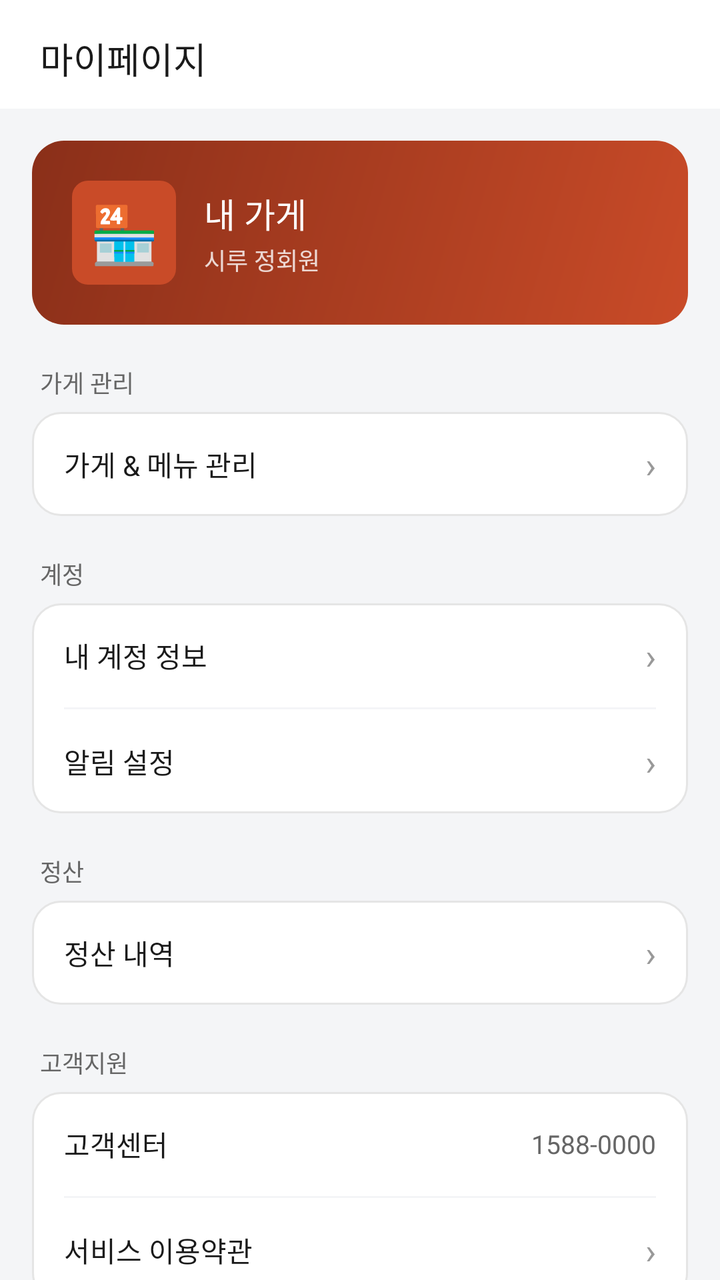
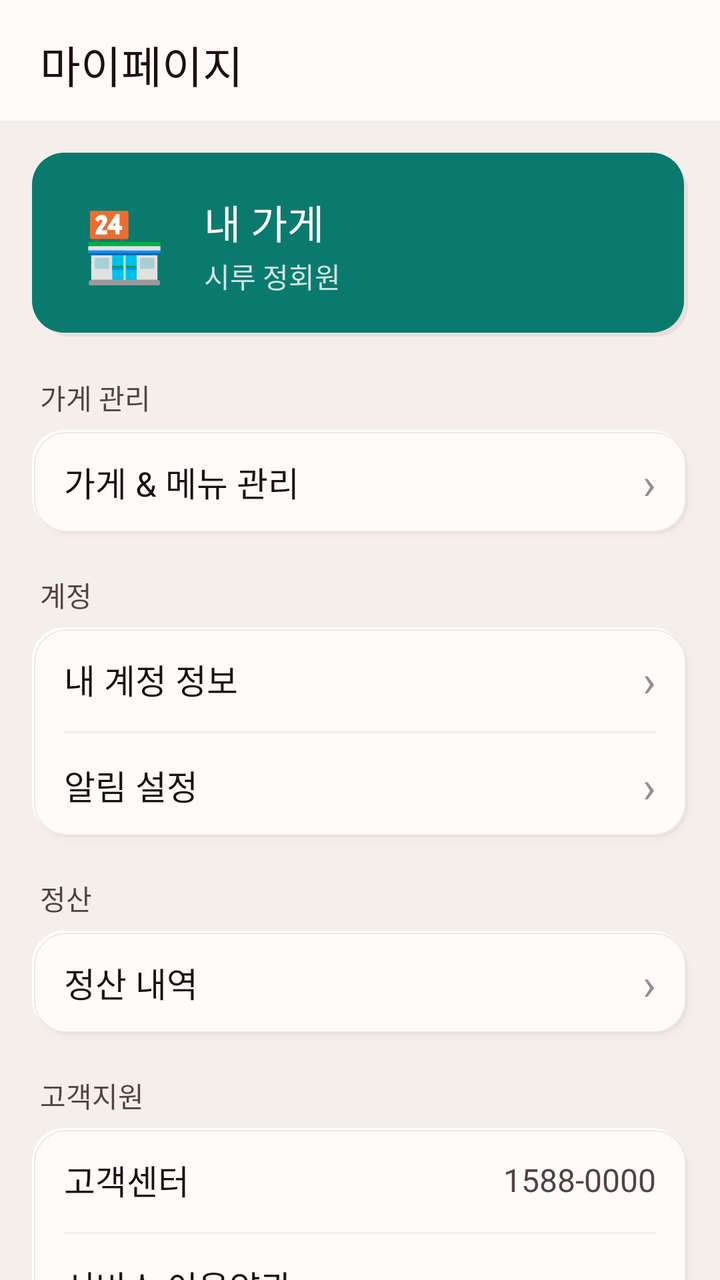

An Android layout rendered at two revisions. The XML below is the earlier revision; the diff shows what the commit changed to produce the second picture.
<!-- AndroidManifest.xml: application theme Theme.Deuktemsiru_seller -->
<!-- res/layout/fragment_my_page.xml -->
<?xml version="1.0" encoding="utf-8"?>

<androidx.core.widget.NestedScrollView
    xmlns:android="http://schemas.android.com/apk/res/android"
    android:layout_width="match_parent"
    android:layout_height="match_parent"
    android:background="@color/surface">

    <LinearLayout
        android:layout_width="match_parent"
        android:layout_height="wrap_content"
        android:orientation="vertical"
        android:paddingBottom="32dp">

        
        <LinearLayout
            android:layout_width="match_parent"
            android:layout_height="wrap_content"
            android:orientation="horizontal"
            android:gravity="center_vertical"
            android:background="@color/white"
            android:paddingHorizontal="20dp"
            android:paddingTop="16dp"
            android:paddingBottom="12dp">

            <TextView
                android:layout_width="0dp"
                android:layout_height="wrap_content"
                android:layout_weight="1"
                android:text="마이페이지"
                android:textSize="18sp"
                android:textColor="@color/text"
                android:fontFamily="sans-serif-medium" />

        </LinearLayout>

        
        <LinearLayout
            android:layout_width="match_parent"
            android:layout_height="wrap_content"
            android:orientation="horizontal"
            android:gravity="center_vertical"
            android:background="@drawable/bg_gradient_primary_card"
            android:padding="20dp"
            android:layout_marginHorizontal="16dp"
            android:layout_marginTop="16dp">

            <TextView
                android:id="@+id/tv_store_emoji"
                android:layout_width="52dp"
                android:layout_height="52dp"
                android:gravity="center"
                android:text="🏪"
                android:textSize="28sp"
                android:background="@drawable/bg_rounded_primary" />

            <LinearLayout
                android:layout_width="0dp"
                android:layout_height="wrap_content"
                android:layout_weight="1"
                android:layout_marginStart="14dp"
                android:orientation="vertical">

                <TextView
                    android:id="@+id/tv_store_name"
                    android:layout_width="wrap_content"
                    android:layout_height="wrap_content"
                    android:text="내 가게"
                    android:textSize="17sp"
                    android:textColor="@color/white"
                    android:fontFamily="sans-serif-medium" />

                <TextView
                    android:id="@+id/tv_member_status"
                    android:layout_width="wrap_content"
                    android:layout_height="wrap_content"
                    android:layout_marginTop="2dp"
                    android:text="시루 정회원"
                    android:textSize="12sp"
                    android:textColor="#CCFFFFFF" />

            </LinearLayout>

        </LinearLayout>

        
        <TextView
            android:layout_width="wrap_content"
            android:layout_height="wrap_content"
            android:text="가게 관리"
            android:textSize="12sp"
            android:textColor="@color/text_sub"
            android:layout_marginHorizontal="20dp"
            android:layout_marginTop="20dp"
            android:layout_marginBottom="6dp" />

        <LinearLayout
            android:layout_width="match_parent"
            android:layout_height="wrap_content"
            android:orientation="vertical"
            android:background="@drawable/bg_card_white"
            android:layout_marginHorizontal="16dp">

            <LinearLayout
                android:id="@+id/item_store_info"
                android:layout_width="match_parent"
                android:layout_height="52dp"
                android:orientation="horizontal"
                android:gravity="center_vertical"
                android:paddingHorizontal="16dp"
                android:clickable="true"
                android:focusable="true">

                <TextView
                    android:layout_width="0dp"
                    android:layout_height="wrap_content"
                    android:layout_weight="1"
                    android:text="가게 &amp; 메뉴 관리"
                    android:textSize="14sp"
                    android:textColor="@color/text" />

                <TextView
                    android:layout_width="wrap_content"
                    android:layout_height="wrap_content"
                    android:text="›"
                    android:textSize="18sp"
                    android:textColor="@color/text_muted" />

            </LinearLayout>

        </LinearLayout>

        
        <TextView
            android:layout_width="wrap_content"
            android:layout_height="wrap_content"
            android:text="계정"
            android:textSize="12sp"
            android:textColor="@color/text_sub"
            android:layout_marginHorizontal="20dp"
            android:layout_marginTop="20dp"
            android:layout_marginBottom="6dp" />

        <LinearLayout
            android:layout_width="match_parent"
            android:layout_height="wrap_content"
            android:orientation="vertical"
            android:background="@drawable/bg_card_white"
            android:layout_marginHorizontal="16dp">

            <LinearLayout
                android:id="@+id/item_account_info"
                android:layout_width="match_parent"
                android:layout_height="52dp"
                android:orientation="horizontal"
                android:gravity="center_vertical"
                android:paddingHorizontal="16dp"
                android:clickable="true"
                android:focusable="true">

                <TextView
                    android:layout_width="0dp"
                    android:layout_height="wrap_content"
                    android:layout_weight="1"
                    android:text="내 계정 정보"
                    android:textSize="14sp"
                    android:textColor="@color/text" />

                <TextView
                    android:layout_width="wrap_content"
                    android:layout_height="wrap_content"
                    android:text="›"
                    android:textSize="18sp"
                    android:textColor="@color/text_muted" />

            </LinearLayout>

            <View
                android:layout_width="match_parent"
                android:layout_height="1dp"
                android:background="@color/surface"
                android:layout_marginHorizontal="16dp" />

            <LinearLayout
                android:id="@+id/item_notification"
                android:layout_width="match_parent"
                android:layout_height="52dp"
                android:orientation="horizontal"
                android:gravity="center_vertical"
                android:paddingHorizontal="16dp"
                android:clickable="true"
                android:focusable="true">

                <TextView
                    android:layout_width="0dp"
                    android:layout_height="wrap_content"
                    android:layout_weight="1"
                    android:text="알림 설정"
                    android:textSize="14sp"
                    android:textColor="@color/text" />

                <TextView
                    android:layout_width="wrap_content"
                    android:layout_height="wrap_content"
                    android:text="›"
                    android:textSize="18sp"
                    android:textColor="@color/text_muted" />

            </LinearLayout>

        </LinearLayout>

        
        <TextView
            android:layout_width="wrap_content"
            android:layout_height="wrap_content"
            android:text="정산"
            android:textSize="12sp"
            android:textColor="@color/text_sub"
            android:layout_marginHorizontal="20dp"
            android:layout_marginTop="20dp"
            android:layout_marginBottom="6dp" />

        <LinearLayout
            android:layout_width="match_parent"
            android:layout_height="wrap_content"
            android:orientation="vertical"
            android:background="@drawable/bg_card_white"
            android:layout_marginHorizontal="16dp">

            <LinearLayout
                android:id="@+id/item_settlement"
                android:layout_width="match_parent"
                android:layout_height="52dp"
                android:orientation="horizontal"
                android:gravity="center_vertical"
                android:paddingHorizontal="16dp"
                android:clickable="true"
                android:focusable="true">

                <TextView
                    android:layout_width="0dp"
                    android:layout_height="wrap_content"
                    android:layout_weight="1"
                    android:text="정산 내역"
                    android:textSize="14sp"
                    android:textColor="@color/text" />

                <TextView
                    android:layout_width="wrap_content"
                    android:layout_height="wrap_content"
                    android:text="›"
                    android:textSize="18sp"
                    android:textColor="@color/text_muted" />

            </LinearLayout>

        </LinearLayout>

        
        <TextView
            android:layout_width="wrap_content"
            android:layout_height="wrap_content"
            android:text="고객지원"
            android:textSize="12sp"
            android:textColor="@color/text_sub"
            android:layout_marginHorizontal="20dp"
            android:layout_marginTop="20dp"
            android:layout_marginBottom="6dp" />

        <LinearLayout
            android:layout_width="match_parent"
            android:layout_height="wrap_content"
            android:orientation="vertical"
            android:background="@drawable/bg_card_white"
            android:layout_marginHorizontal="16dp">

            <LinearLayout
                android:id="@+id/item_customer_service"
                android:layout_width="match_parent"
                android:layout_height="52dp"
                android:orientation="horizontal"
                android:gravity="center_vertical"
                android:paddingHorizontal="16dp"
                android:clickable="true"
                android:focusable="true">

                <TextView
                    android:layout_width="0dp"
                    android:layout_height="wrap_content"
                    android:layout_weight="1"
                    android:text="고객센터"
                    android:textSize="14sp"
                    android:textColor="@color/text" />

                <TextView
                    android:layout_width="wrap_content"
                    android:layout_height="wrap_content"
                    android:text="1588-0000"
                    android:textSize="13sp"
                    android:textColor="@color/text_sub" />

            </LinearLayout>

            <View
                android:layout_width="match_parent"
                android:layout_height="1dp"
                android:background="@color/surface"
                android:layout_marginHorizontal="16dp" />

            <LinearLayout
                android:id="@+id/item_policy"
                android:layout_width="match_parent"
                android:layout_height="52dp"
                android:orientation="horizontal"
                android:gravity="center_vertical"
                android:paddingHorizontal="16dp"
                android:clickable="true"
                android:focusable="true">

                <TextView
                    android:layout_width="0dp"
                    android:layout_height="wrap_content"
                    android:layout_weight="1"
                    android:text="서비스 이용약관"
                    android:textSize="14sp"
                    android:textColor="@color/text" />

                <TextView
                    android:layout_width="wrap_content"
                    android:layout_height="wrap_content"
                    android:text="›"
                    android:textSize="18sp"
                    android:textColor="@color/text_muted" />

            </LinearLayout>

        </LinearLayout>

        
        <LinearLayout
            android:id="@+id/item_logout"
            android:layout_width="match_parent"
            android:layout_height="52dp"
            android:orientation="horizontal"
            android:gravity="center_vertical"
            android:background="@drawable/bg_card_white"
            android:paddingHorizontal="16dp"
            android:layout_marginHorizontal="16dp"
            android:layout_marginTop="20dp"
            android:clickable="true"
            android:focusable="true">

            <TextView
                android:layout_width="0dp"
                android:layout_height="wrap_content"
                android:layout_weight="1"
                android:text="로그아웃"
                android:textSize="14sp"
                android:textColor="@color/danger" />

        </LinearLayout>

        <TextView
            android:id="@+id/tv_version"
            android:layout_width="wrap_content"
            android:layout_height="wrap_content"
            android:layout_gravity="center_horizontal"
            android:layout_marginTop="24dp"
            android:text="득템시루 판매자 v1.0"
            android:textSize="11sp"
            android:textColor="@color/text_muted" />

    </LinearLayout>

</androidx.core.widget.NestedScrollView>
<!-- resources referenced by this layout -->
<resources>
  <color name="danger">#FFFF3B30</color>
  <color name="surface">#FFF4F5F7</color>
  <color name="text">#FF1A1A1A</color>
  <color name="text_muted">#FF999999</color>
  <color name="text_sub">#FF666666</color>
  <color name="white">#FFFFFFFF</color>
  <!-- drawable bg_card_white (drawable) -->
  <?xml version="1.0" encoding="utf-8"?>
  
  <shape xmlns:android="http://schemas.android.com/apk/res/android"
      android:shape="rectangle">
      <solid android:color="#FFFFFF" />
      <stroke android:width="1dp" android:color="#E5E5E5" />
      <corners android:radius="14dp" />
  </shape>
  <!-- drawable bg_gradient_primary_card (drawable) -->
  <?xml version="1.0" encoding="utf-8"?>
  
  <shape xmlns:android="http://schemas.android.com/apk/res/android"
      android:shape="rectangle">
      <gradient
          android:angle="135"
          android:startColor="@color/primary"
          android:endColor="@color/primary_dark"
          android:type="linear" />
      <corners android:radius="16dp" />
  </shape>
  <!-- drawable bg_rounded_primary (drawable) -->
  <?xml version="1.0" encoding="utf-8"?>
  
  <shape xmlns:android="http://schemas.android.com/apk/res/android"
      android:shape="rectangle">
      <solid android:color="@color/primary" />
      <corners android:radius="8dp" />
  </shape>
  <style name="Theme.Deuktemsiru_seller" parent="Base.Theme.Deuktemsiru_seller" />
  <color name="primary">#FFC94B28</color>
  <color name="primary_dark">#FF8A2F19</color>
  <style name="Base.Theme.Deuktemsiru_seller" parent="Theme.Material3.Light.NoActionBar">
          <item name="colorPrimary">@color/primary</item>
          <item name="colorPrimaryVariant">@color/primary_dark</item>
          <item name="colorOnPrimary">@color/white</item>
          <item name="colorSurface">@color/surface</item>
          <item name="android:colorBackground">@color/surface</item>
          <item name="android:fontFamily">sans-serif</item>
          <item name="bottomNavigationStyle">@style/Widget.App.BottomNav</item>
      </style>
  <style name="Widget.App.BottomNav" parent="Widget.Material3.BottomNavigationView">
          <item name="itemIconTint">@color/bottom_nav_color</item>
          <item name="itemTextColor">@color/bottom_nav_color</item>
          <item name="itemActiveIndicatorStyle">@style/Widget.App.ActiveIndicator</item>
      </style>
  <style name="Widget.App.ActiveIndicator" parent="Widget.Material3.BottomNavigationView.ActiveIndicator">
          <item name="android:color">@color/primary_light</item>
      </style>
  <color name="primary_light">#FFFFE7DE</color>
</resources>

<!-- the commit's change to res/layout/fragment_my_page.xml (unified diff, before → after) -->
@@ -18,7 +18,7 @@
             android:layout_height="wrap_content"
             android:orientation="horizontal"
             android:gravity="center_vertical"
-            android:background="@color/white"
+            android:background="@color/surface_alt"
             android:paddingHorizontal="20dp"
             android:paddingTop="16dp"
             android:paddingBottom="12dp">
@@ -28,7 +28,7 @@
                 android:layout_height="wrap_content"
                 android:layout_weight="1"
                 android:text="마이페이지"
-                android:textSize="18sp"
+                android:textSize="22sp"
                 android:textColor="@color/text"
                 android:fontFamily="sans-serif-medium" />
 
@@ -51,7 +51,7 @@
                 android:layout_height="52dp"
                 android:gravity="center"
                 android:text="🏪"
-                android:textSize="28sp"
+                android:textSize="34sp"
                 android:background="@drawable/bg_rounded_primary" />
 
             <LinearLayout
@@ -66,7 +66,7 @@
                     android:layout_width="wrap_content"
                     android:layout_height="wrap_content"
                     android:text="내 가게"
-                    android:textSize="17sp"
+                    android:textSize="20sp"
                     android:textColor="@color/white"
                     android:fontFamily="sans-serif-medium" />
 
@@ -76,7 +76,7 @@
                     android:layout_height="wrap_content"
                     android:layout_marginTop="2dp"
                     android:text="시루 정회원"
-                    android:textSize="12sp"
+                    android:textSize="14sp"
                     android:textColor="#CCFFFFFF" />
 
             </LinearLayout>
@@ -88,7 +88,7 @@
             android:layout_width="wrap_content"
             android:layout_height="wrap_content"
             android:text="가게 관리"
-            android:textSize="12sp"
+            android:textSize="14sp"
             android:textColor="@color/text_sub"
             android:layout_marginHorizontal="20dp"
             android:layout_marginTop="20dp"
@@ -99,6 +99,7 @@
             android:layout_height="wrap_content"
             android:orientation="vertical"
             android:background="@drawable/bg_card_white"
+    android:elevation="2dp"
             android:layout_marginHorizontal="16dp">
 
             <LinearLayout
@@ -116,14 +117,14 @@
                     android:layout_height="wrap_content"
                     android:layout_weight="1"
                     android:text="가게 &amp; 메뉴 관리"
-                    android:textSize="14sp"
-                    android:textColor="@color/text" />
-
-                <TextView
-                    android:layout_width="wrap_content"
-                    android:layout_height="wrap_content"
-                    android:text="›"
-                    android:textSize="18sp"
+                    android:textSize="17sp"
+                    android:textColor="@color/text" />
+
+                <TextView
+                    android:layout_width="wrap_content"
+                    android:layout_height="wrap_content"
+                    android:text="›"
+                    android:textSize="22sp"
                     android:textColor="@color/text_muted" />
 
             </LinearLayout>
@@ -135,7 +136,7 @@
             android:layout_width="wrap_content"
             android:layout_height="wrap_content"
             android:text="계정"
-            android:textSize="12sp"
+            android:textSize="14sp"
             android:textColor="@color/text_sub"
             android:layout_marginHorizontal="20dp"
             android:layout_marginTop="20dp"
@@ -146,6 +147,7 @@
             android:layout_height="wrap_content"
             android:orientation="vertical"
             android:background="@drawable/bg_card_white"
+    android:elevation="2dp"
             android:layout_marginHorizontal="16dp">
 
             <LinearLayout
@@ -163,14 +165,14 @@
                     android:layout_height="wrap_content"
                     android:layout_weight="1"
                     android:text="내 계정 정보"
-                    android:textSize="14sp"
-                    android:textColor="@color/text" />
-
-                <TextView
-                    android:layout_width="wrap_content"
-                    android:layout_height="wrap_content"
-                    android:text="›"
-                    android:textSize="18sp"
+                    android:textSize="17sp"
+                    android:textColor="@color/text" />
+
+                <TextView
+                    android:layout_width="wrap_content"
+                    android:layout_height="wrap_content"
+                    android:text="›"
+                    android:textSize="22sp"
                     android:textColor="@color/text_muted" />
 
             </LinearLayout>
@@ -196,14 +198,14 @@
                     android:layout_height="wrap_content"
                     android:layout_weight="1"
                     android:text="알림 설정"
-                    android:textSize="14sp"
-                    android:textColor="@color/text" />
-
-                <TextView
-                    android:layout_width="wrap_content"
-                    android:layout_height="wrap_content"
-                    android:text="›"
-                    android:textSize="18sp"
+                    android:textSize="17sp"
+                    android:textColor="@color/text" />
+
+                <TextView
+                    android:layout_width="wrap_content"
+                    android:layout_height="wrap_content"
+                    android:text="›"
+                    android:textSize="22sp"
                     android:textColor="@color/text_muted" />
 
             </LinearLayout>
@@ -215,7 +217,7 @@
             android:layout_width="wrap_content"
             android:layout_height="wrap_content"
             android:text="정산"
-            android:textSize="12sp"
+            android:textSize="14sp"
             android:textColor="@color/text_sub"
             android:layout_marginHorizontal="20dp"
             android:layout_marginTop="20dp"
@@ -226,6 +228,7 @@
             android:layout_height="wrap_content"
             android:orientation="vertical"
             android:background="@drawable/bg_card_white"
+    android:elevation="2dp"
             android:layout_marginHorizontal="16dp">
 
             <LinearLayout
@@ -243,14 +246,14 @@
                     android:layout_height="wrap_content"
                     android:layout_weight="1"
                     android:text="정산 내역"
-                    android:textSize="14sp"
-                    android:textColor="@color/text" />
-
-                <TextView
-                    android:layout_width="wrap_content"
-                    android:layout_height="wrap_content"
-                    android:text="›"
-                    android:textSize="18sp"
+                    android:textSize="17sp"
+                    android:textColor="@color/text" />
+
+                <TextView
+                    android:layout_width="wrap_content"
+                    android:layout_height="wrap_content"
+                    android:text="›"
+                    android:textSize="22sp"
                     android:textColor="@color/text_muted" />
 
             </LinearLayout>
@@ -262,7 +265,7 @@
             android:layout_width="wrap_content"
             android:layout_height="wrap_content"
             android:text="고객지원"
-            android:textSize="12sp"
+            android:textSize="14sp"
             android:textColor="@color/text_sub"
             android:layout_marginHorizontal="20dp"
             android:layout_marginTop="20dp"
@@ -273,6 +276,7 @@
             android:layout_height="wrap_content"
             android:orientation="vertical"
             android:background="@drawable/bg_card_white"
+    android:elevation="2dp"
             android:layout_marginHorizontal="16dp">
 
             <LinearLayout
@@ -290,14 +294,14 @@
                     android:layout_height="wrap_content"
                     android:layout_weight="1"
                     android:text="고객센터"
-                    android:textSize="14sp"
+                    android:textSize="17sp"
                     android:textColor="@color/text" />
 
                 <TextView
                     android:layout_width="wrap_content"
                     android:layout_height="wrap_content"
                     android:text="1588-0000"
-                    android:textSize="13sp"
+                    android:textSize="16sp"
                     android:textColor="@color/text_sub" />
 
             </LinearLayout>
@@ -323,14 +327,14 @@
                     android:layout_height="wrap_content"
                     android:layout_weight="1"
                     android:text="서비스 이용약관"
-                    android:textSize="14sp"
-                    android:textColor="@color/text" />
-
-                <TextView
-                    android:layout_width="wrap_content"
-                    android:layout_height="wrap_content"
-                    android:text="›"
-                    android:textSize="18sp"
+                    android:textSize="17sp"
+                    android:textColor="@color/text" />
+
+                <TextView
+                    android:layout_width="wrap_content"
+                    android:layout_height="wrap_content"
+                    android:text="›"
+                    android:textSize="22sp"
                     android:textColor="@color/text_muted" />
 
             </LinearLayout>
@@ -345,6 +349,7 @@
             android:orientation="horizontal"
             android:gravity="center_vertical"
             android:background="@drawable/bg_card_white"
+    android:elevation="2dp"
             android:paddingHorizontal="16dp"
             android:layout_marginHorizontal="16dp"
             android:layout_marginTop="20dp"
@@ -356,7 +361,7 @@
                 android:layout_height="wrap_content"
                 android:layout_weight="1"
                 android:text="로그아웃"
-                android:textSize="14sp"
+                android:textSize="17sp"
                 android:textColor="@color/danger" />
 
         </LinearLayout>
@@ -368,7 +373,7 @@
             android:layout_gravity="center_horizontal"
             android:layout_marginTop="24dp"
             android:text="득템시루 판매자 v1.0"
-            android:textSize="11sp"
+            android:textSize="13sp"
             android:textColor="@color/text_muted" />
 
     </LinearLayout>
<!-- resource entries referenced after the edit -->
@@ -1,32 +1,51 @@
 <!-- resources referenced by this layout -->
 <resources>
-  <color name="danger">#FFFF3B30</color>
-  <color name="surface">#FFF4F5F7</color>
-  <color name="text">#FF1A1A1A</color>
-  <color name="text_muted">#FF999999</color>
-  <color name="text_sub">#FF666666</color>
+  <color name="danger">#FFE53935</color>
+  <color name="surface">#FFF5EFEC</color>
+  <color name="surface_alt">#FFFFFBF8</color>
+  <color name="text">#FF1A1110</color>
+  <color name="text_muted">#FF998C8A</color>
+  <color name="text_sub">#FF534341</color>
   <color name="white">#FFFFFFFF</color>
   <!-- drawable bg_card_white (drawable) -->
   <?xml version="1.0" encoding="utf-8"?>
-  
-  <shape xmlns:android="http://schemas.android.com/apk/res/android"
-      android:shape="rectangle">
-      <solid android:color="#FFFFFF" />
-      <stroke android:width="1dp" android:color="#E5E5E5" />
-      <corners android:radius="14dp" />
-  </shape>
+  <layer-list xmlns:android="http://schemas.android.com/apk/res/android">
+      <item android:left="3dp" android:top="3dp">
+          <shape android:shape="rectangle">
+              <solid android:color="@color/neu_shadow" />
+              <corners android:radius="16dp" />
+          </shape>
+      </item>
+      <item android:right="2dp" android:bottom="2dp">
+          <shape android:shape="rectangle">
+              <solid android:color="@color/neu_highlight" />
+              <corners android:radius="16dp" />
+          </shape>
+      </item>
+      <item android:left="1dp" android:top="1dp" android:right="1dp" android:bottom="1dp">
+          <shape android:shape="rectangle">
+              <solid android:color="@color/surface_alt" />
+              <stroke android:width="0.5dp" android:color="@color/border_light" />
+              <corners android:radius="16dp" />
+          </shape>
+      </item>
+  </layer-list>
   <!-- drawable bg_gradient_primary_card (drawable) -->
   <?xml version="1.0" encoding="utf-8"?>
-  
-  <shape xmlns:android="http://schemas.android.com/apk/res/android"
-      android:shape="rectangle">
-      <gradient
-          android:angle="135"
-          android:startColor="@color/primary"
-          android:endColor="@color/primary_dark"
-          android:type="linear" />
-      <corners android:radius="16dp" />
-  </shape>
+  <layer-list xmlns:android="http://schemas.android.com/apk/res/android">
+      <item android:left="3dp" android:top="3dp">
+          <shape android:shape="rectangle">
+              <solid android:color="@color/neu_shadow_strong" />
+              <corners android:radius="16dp" />
+          </shape>
+      </item>
+      <item android:right="2dp" android:bottom="2dp">
+          <shape android:shape="rectangle">
+              <solid android:color="@color/primary" />
+              <corners android:radius="16dp" />
+          </shape>
+      </item>
+  </layer-list>
   <!-- drawable bg_rounded_primary (drawable) -->
   <?xml version="1.0" encoding="utf-8"?>
   
@@ -36,8 +55,12 @@
       <corners android:radius="8dp" />
   </shape>
   <style name="Theme.Deuktemsiru_seller" parent="Base.Theme.Deuktemsiru_seller" />
-  <color name="primary">#FFC94B28</color>
-  <color name="primary_dark">#FF8A2F19</color>
+  <color name="neu_shadow">#24C7B3AD</color>
+  <color name="neu_highlight">#FFFFFFFF</color>
+  <color name="border_light">#FFEDE8E5</color>
+  <color name="neu_shadow_strong">#33B69C94</color>
+  <color name="primary">#0B7A6E</color>
+  <color name="primary_dark">#065950</color>
   <style name="Base.Theme.Deuktemsiru_seller" parent="Theme.Material3.Light.NoActionBar">
           <item name="colorPrimary">@color/primary</item>
           <item name="colorPrimaryVariant">@color/primary_dark</item>
@@ -45,6 +68,9 @@
           <item name="colorSurface">@color/surface</item>
           <item name="android:colorBackground">@color/surface</item>
           <item name="android:fontFamily">sans-serif</item>
+          <item name="android:navigationBarColor">@color/surface_alt</item>
+          <item name="android:statusBarColor" tools:targetApi="l">@color/surface_alt</item>
+          <item name="android:windowLightStatusBar" tools:targetApi="m">true</item>
           <item name="bottomNavigationStyle">@style/Widget.App.BottomNav</item>
       </style>
   <style name="Widget.App.BottomNav" parent="Widget.Material3.BottomNavigationView">
@@ -55,6 +81,6 @@
   <style name="Widget.App.ActiveIndicator" parent="Widget.Material3.BottomNavigationView.ActiveIndicator">
           <item name="android:color">@color/primary_light</item>
       </style>
-  <color name="primary_light">#FFFFE7DE</color>
+  <color name="primary_light">#C8EDEA</color>
 </resources>
 
